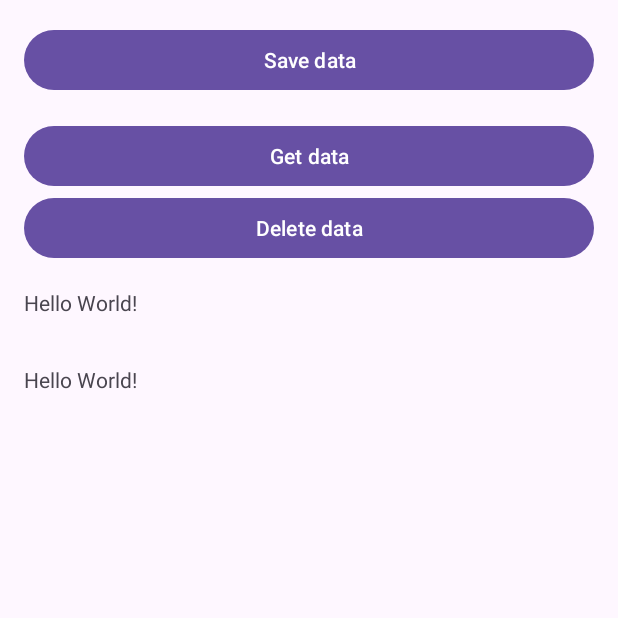
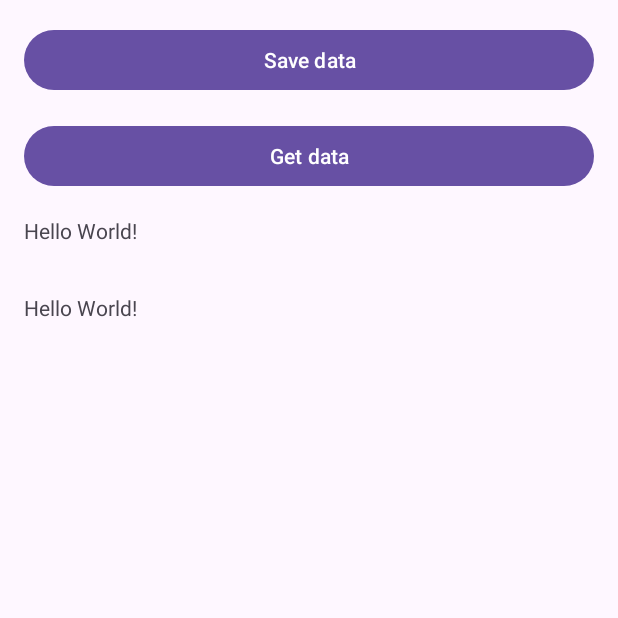
Before and after one commit to alimbeker/FirebaseRealtimeDatabase, an Android app: the screen it shows after launch (MainActivity), on a phone screen of 412 x 824 dp, the top half of it. Run offline under Robolectric (Android 15) with nearby library versions, the phone set to English and light mode, and no system bars; our stand-ins replace Firebase (no records; nobody signed in at launch, a user with empty details on screens opened directly).

Commit message:
delete buttons

```diff
--- a/app/src/main/res/layout/activity_main.xml
+++ b/app/src/main/res/layout/activity_main.xml
@@ -19,19 +19,7 @@
         android:layout_marginHorizontal="16dp"
         android:text="Get data"/>
 
-    <com.google.android.material.button.MaterialButton
-        android:id="@+id/delete"
-        android:layout_width="match_parent"
-        android:layout_height="wrap_content"
-        android:layout_marginHorizontal="16dp"
-        android:text="Delete data"/>
 
-    <ProgressBar
-        android:id="@+id/progress"
-        android:layout_width="40dp"
-        android:layout_height="40dp"
-        android:visibility="gone"
-        android:layout_gravity="center_horizontal"/>
 
     <TextView
         android:id="@+id/user"
```
